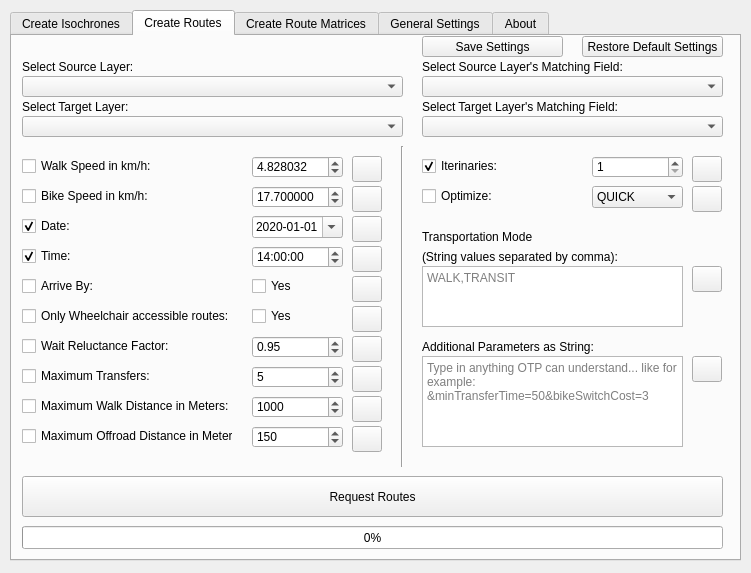
mkoenigb/OpenTripPlannerPlugin, file otp_plugin_dialog_base.ui: the form before one commit.
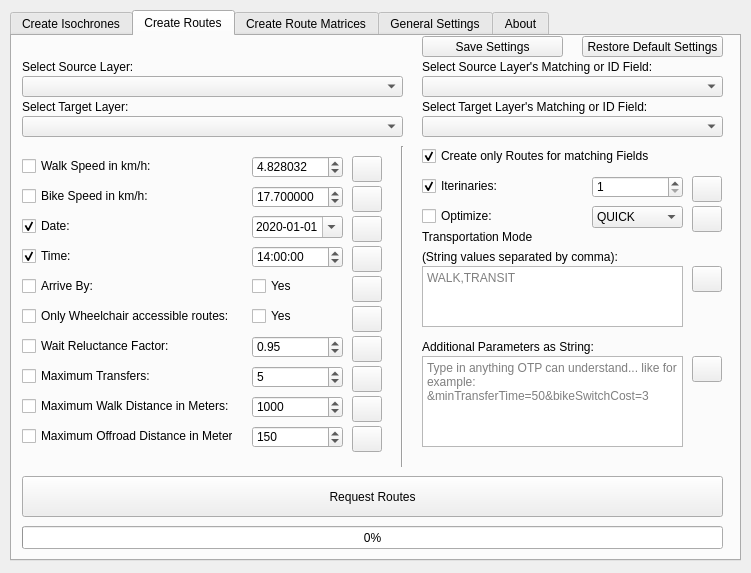
The form after the commit. Custom widgets are drawn as their Qt base class.

What changed in the file:
```diff
--- a/otp_plugin_dialog_base.ui
+++ b/otp_plugin_dialog_base.ui
@@ -1142,7 +1142,7 @@
       </rect>
      </property>
      <property name="text">
-      <string>Select Source Layer's Matching Field:</string>
+      <string>Select Source Layer's Matching or ID Field:</string>
      </property>
     </widget>
     <widget class="QgsFieldComboBox" name="Routes_SelectInputField_Target">
@@ -1168,7 +1168,7 @@
       </rect>
      </property>
      <property name="text">
-      <string>Select Target Layer's Matching Field:</string>
+      <string>Select Target Layer's Matching or ID Field:</string>
      </property>
     </widget>
     <widget class="QDoubleSpinBox" name="Routes_WalkSpeed">
@@ -1871,7 +1871,7 @@
      <property name="geometry">
       <rect>
        <x>580</x>
-       <y>120</y>
+       <y>140</y>
        <width>91</width>
        <height>22</height>
       </rect>
@@ -1890,7 +1890,7 @@
      <property name="geometry">
       <rect>
        <x>680</x>
-       <y>120</y>
+       <y>140</y>
        <width>30</width>
        <height>26</height>
       </rect>
@@ -1903,7 +1903,7 @@
      <property name="geometry">
       <rect>
        <x>410</x>
-       <y>120</y>
+       <y>140</y>
        <width>131</width>
        <height>20</height>
       </rect>
@@ -1924,7 +1924,7 @@
      <property name="geometry">
       <rect>
        <x>580</x>
-       <y>150</y>
+       <y>170</y>
        <width>91</width>
        <height>22</height>
       </rect>
@@ -1970,7 +1970,7 @@
      <property name="geometry">
       <rect>
        <x>410</x>
-       <y>150</y>
+       <y>170</y>
        <width>131</width>
        <height>20</height>
       </rect>
@@ -1991,12 +1991,34 @@
      <property name="geometry">
       <rect>
        <x>680</x>
-       <y>150</y>
+       <y>170</y>
        <width>30</width>
        <height>26</height>
       </rect>
      </property>
     </widget>
+    <widget class="QCheckBox" name="Routes_OnlyMatching">
+     <property name="enabled">
+      <bool>true</bool>
+     </property>
+     <property name="geometry">
+      <rect>
+       <x>410</x>
+       <y>110</y>
+       <width>301</width>
+       <height>20</height>
+      </rect>
+     </property>
+     <property name="toolTip">
+      <string>&lt;html&gt;&lt;head/&gt;&lt;body&gt;&lt;p&gt;&lt;span style=&quot; font-weight:600;&quot;&gt;If checked:&lt;/span&gt;&lt;br/&gt;Create only routes from source points to target points, if the chosen field of both layers match.&lt;/p&gt;&lt;p&gt;&lt;span style=&quot; font-weight:600;&quot;&gt;If not checked:&lt;/span&gt;&lt;br/&gt;Create routes from all source points each to all target points each (nroutes = nsourcefeats * ntargetfeats)&lt;/p&gt;&lt;/body&gt;&lt;/html&gt;</string>
+     </property>
+     <property name="text">
+      <string>Create only Routes for matching Fields</string>
+     </property>
+     <property name="checked">
+      <bool>true</bool>
+     </property>
+    </widget>
    </widget>
    <widget class="QWidget" name="tab_run_routematrix">
     <attribute name="title">
```
Left out of the diff: 4 changed lines with no effect on the pictures.
